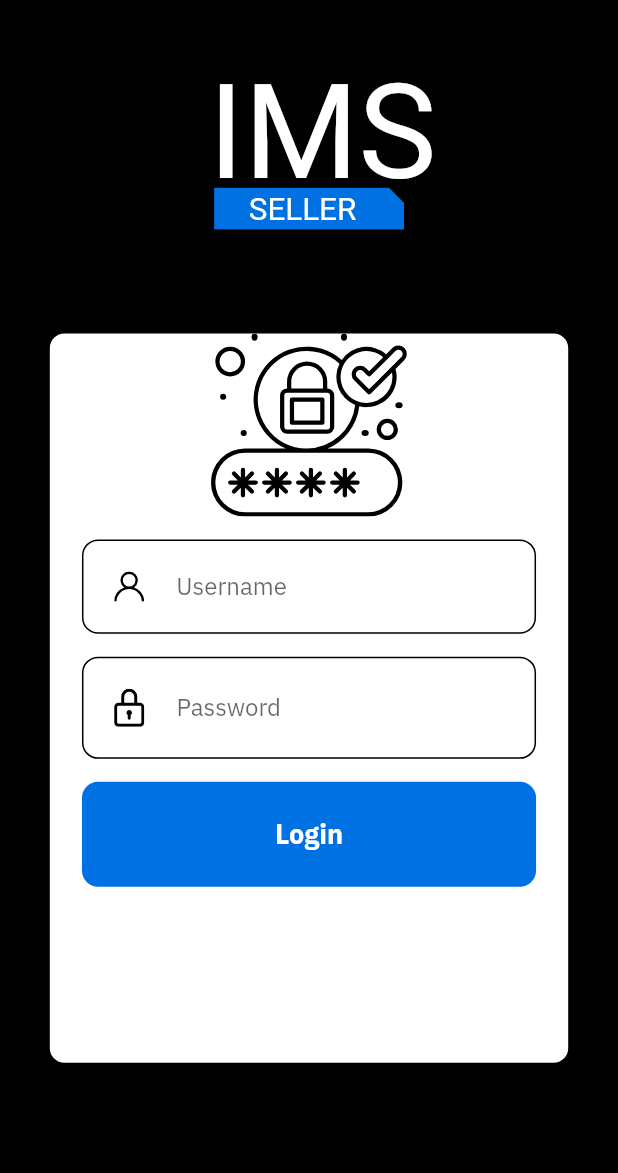
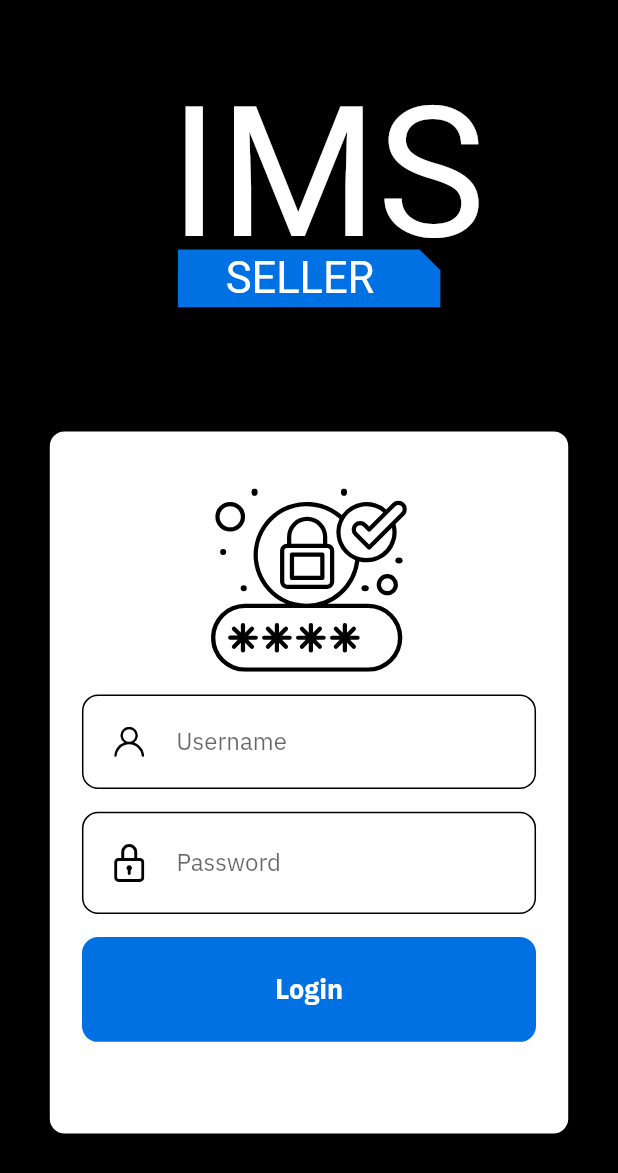
Before and after one commit to zohaib1313/ims_seller, a Flutter app: the screen it shows after launch, on a phone screen of 412 x 824 dp. Shown: the top 1173 px of the screen. Run offline on Flutter 3.47's test engine with Material 2 defaults, Android fonts, the phone set to English and light mode, and no system bars; our stand-ins replace flutter_screenutil, flutter_svg, google_fonts, percent_indicator; missing offline and left inert: flutter_barcode_scanner.

Commit message:
scroll view added to all screens

```diff
--- a/lib/screens/sigin_screen.dart
+++ b/lib/screens/sigin_screen.dart
@@ -12,30 +12,30 @@ class SignInScreen extends StatelessWidget {
 
   @override
   Widget build(BuildContext context) {
-    return Scaffold(
+    return SafeArea(
+      child: Scaffold(
         backgroundColor: AppColor.blackColor,
-      body: Column(
+        body: SingleChildScrollView(
+          physics: BouncingScrollPhysics(),
+          child: Column(
             children: [
-          Flexible(
-            child: Padding(
-              padding: EdgeInsets.all(30.0.r),
+              Padding(
+                padding: EdgeInsets.all(10.0.r),
                 child: SvgViewer(
                   svgPath: AppAssets.appLogo,
                   height: 350.h,
                 ),
               ),
-          ),
-          Flexible(
-              flex: 3,
-              child: Container(
+              Container(
                 margin: EdgeInsets.only(
                     top: 20.h, bottom: 150.h, left: 150.w, right: 150.w),
                 decoration: BoxDecoration(
                     color: AppColor.whiteColor,
                     border: Border.all(),
                     borderRadius: BorderRadius.circular(50.r)),
-                child: ListView(
+                child: Column(
                   children: [
+                    SizedBox(height: 50.h),
                     SvgViewer(
                       svgPath: AppAssets.lockIc,
                       height: 160.h,
@@ -60,11 +60,13 @@ class SignInScreen extends StatelessWidget {
                             .pushReplacementNamed(MainScreen.id);
                       },
                     ),
-                    SizedBox(height: 30.h),
+                    SizedBox(height: 80.h),
                   ],
                 ),
-              )),
+              ),
             ],
+          ),
+        ),
       ),
     );
   }
```
Also changed, not shown: lib/screens/add_new_customer.dart (+16 -13 lines), lib/screens/add_new_product_screen.dart (+29 -34 lines), lib/screens/invoice_summary_screen.dart (+21 -16 lines), lib/screens/search_customer_screen.dart (+12 -3 lines), lib/screens/send_alert_screen.dart (+9 -7 lines). Lines whose indentation alone changed are shown as unchanged.
